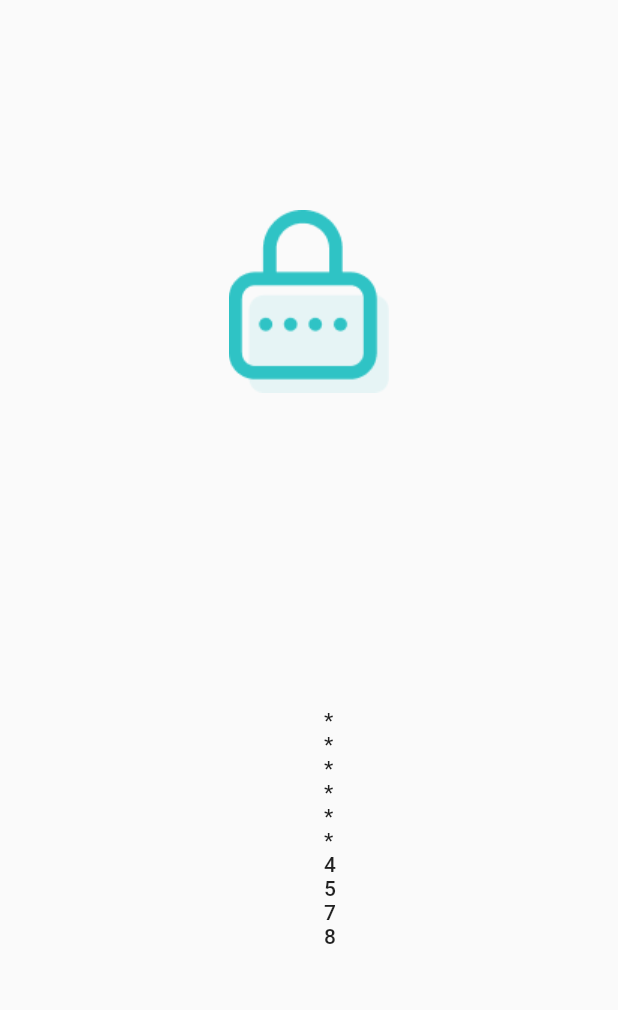
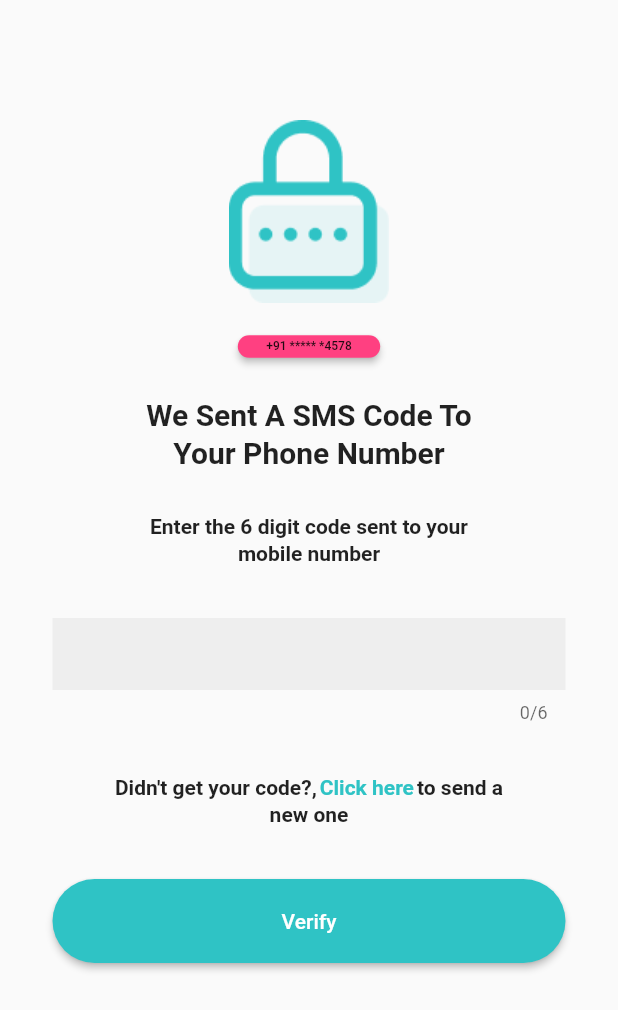
Before and after one commit to shibinv22/CashTaskApplication, a Flutter app: the OtpPage screen opened directly, on a phone screen of 412 x 824 dp. Shown: the top 1010 px of the screen. Run offline on Flutter 3.47's test engine with Material 2 defaults, Android fonts, the phone set to English and light mode, and no system bars.

```diff
--- a/lib/custom_widgets.dart
+++ b/lib/custom_widgets.dart
@@ -21,7 +21,7 @@ class CustomButton extends StatelessWidget {
           ],
         ),
       ),
-      color: Colors.lightBlue,
+      color: Color(0xff2FC3C5),
       onPressed: () => onBtnPressed,
       shape: const StadiumBorder(),
     );
--- a/lib/main.dart
+++ b/lib/main.dart
@@ -1,6 +1,7 @@
 //--no-sound-null-safety
 import 'package:flutter/material.dart';
 import 'package:untitled1/login.dart';
+import 'package:untitled1/otp.dart';
 
 void main() {
   runApp(MyApp());
--- a/lib/otp.dart
+++ b/lib/otp.dart
@@ -8,40 +8,65 @@ class OtpPage extends StatelessWidget {
   Widget build(BuildContext context) {
     return Scaffold(
       body: Container(
+        child: Center(
           child: Column(
             children: [
-            SizedBox(height: 140.0),
+              SizedBox(height: 80.0),
               Container(
                   child: Image(image: AssetImage('assets/correct_otp.png'))),
-            SizedBox(height: 10.0),
+              SizedBox(height: 5.0),
               MaterialButton(
+                height: 10.0,
                 onPressed: () {},
                 child: Padding(
-                padding: const EdgeInsets.all(200.0),
-                child: Text('******4578'),
+                  padding: const EdgeInsets.all(3.0),
+                  child: Text(
+                    '+91 ***** *4578',
+                    style: TextStyle(fontSize: 8.0),
                   ),
+                ),
+                color: Colors.pinkAccent,
+                shape: const StadiumBorder(),
               ),
               SizedBox(height: 10.0),
               Column(
                 mainAxisAlignment: MainAxisAlignment.center,
                 children: [
-                Text(
-                  'Enter the  digit code sent to your',
-                  style: TextStyle(fontWeight: FontWeight.bold),
-                ),
+                  Text('We Sent A SMS Code To',
+                      maxLines: 1,
+                      style: TextStyle(
+                          fontWeight: FontWeight.bold, fontSize: 20.0)),
+                  SizedBox(height: 2.0),
+                  Text('Your Phone Number',
+                      maxLines: 1,
+                      style: TextStyle(
+                          fontWeight: FontWeight.bold, fontSize: 20.0)),
+                  SizedBox(height: 30.0),
+                  Text('Enter the 6 digit code sent to your',
+                      style: TextStyle(fontWeight: FontWeight.bold)),
                   SizedBox(
                     height: 2.0,
                   ),
-                Text(
-                  'mobile number',
-                  style: TextStyle(fontWeight: FontWeight.bold),
-                ),
+                  Text('mobile number',
+                      style: TextStyle(fontWeight: FontWeight.bold)),
                 ],
               ),
-            SizedBox(height: 10.0),
-            Column(
-              children: [
-                Row(
+              //OTP BOXES
+              Padding(
+                padding: const EdgeInsets.all(35.0),
+                child: TextFormField(
+                  maxLength: 6,
+                  cursorHeight: 20.0,
+                  decoration: InputDecoration(
+                      border: InputBorder.none,
+                      fillColor: Colors.grey[200],
+                      filled: true),
+                ),
+              ),
+
+              Container(
+                child: Row(
+                  mainAxisAlignment: MainAxisAlignment.center,
                   children: [
                     Text(
                       "Didn't get your code?,",
@@ -53,7 +78,9 @@ class OtpPage extends StatelessWidget {
                       "Click here",
                       maxLines: 1,
                       style: TextStyle(
-                          fontWeight: FontWeight.bold, color: Colors.lightBlue),
+                        fontWeight: FontWeight.bold,
+                        color: Color(0xff2FC3C5),
+                      ),
                     ),
                     SizedBox(width: 2.0),
                     Text(
@@ -63,17 +90,19 @@ class OtpPage extends StatelessWidget {
                     )
                   ],
                 ),
+              ),
               SizedBox(height: 2.0),
               Text(
                 "new one",
                 maxLines: 1,
                 style: TextStyle(fontWeight: FontWeight.bold),
               ),
-                SizedBox(height: 30.0),
-                CustomButton(btnText: 'Verify', onBtnPressed: () {}),
-              ],
+              Padding(
+                padding: const EdgeInsets.all(35.0),
+                child: CustomButton(btnText: 'Verify', onBtnPressed: () {}),
               )
             ],
+          ),
         ),
       ),
     );
--- a/pubspec.yaml
+++ b/pubspec.yaml
@@ -24,6 +24,8 @@ dependencies:
   flutter:
     sdk: flutter
   http: ^0.13.3
+  pin_entry_text_field: 0.1.4
+
 
 
   # The following adds the Cupertino Icons font to your application.
```
Also changed, not shown: lib/login.dart (+47 -47 lines), lib/incorrect_otp.dart (added), lib/network/api.dart (renamed from lib/api.dart), pubspec.lock. Lines whose indentation alone changed are shown as unchanged.
